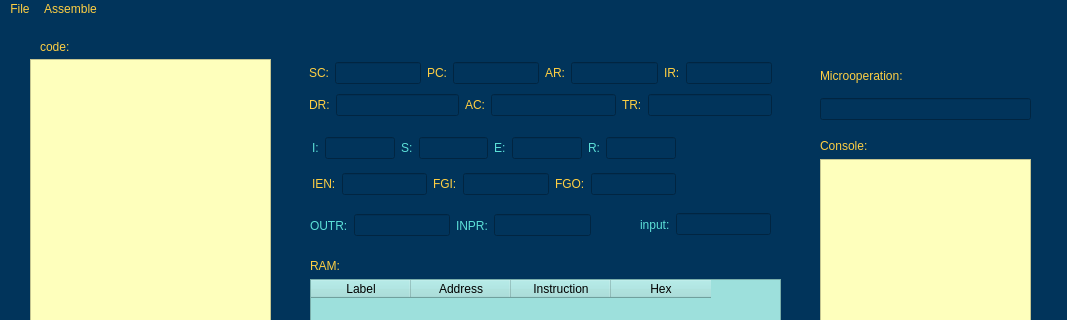
Old version of the form mano_simulator/mainwindow.ui in the repository Fatemeh-Soleimani/Mano-Simulator; both pictures show x 0 to 1067 and y 0 to 320 of the 1067 by 673 pixel window.
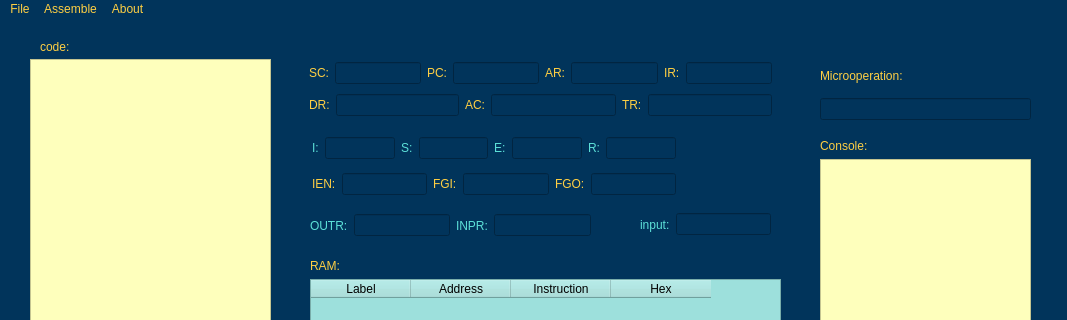
New version of the form. Icons and pictures are not drawn.

Commit message: add About menubar

```diff
--- a/mano_simulator/mainwindow.ui
+++ b/mano_simulator/mainwindow.ui
@@ -575,8 +575,16 @@
     <addaction name="actionCompile"/>
     <addaction name="actionRun"/>
    </widget>
+   <widget class="QMenu" name="menuAbout">
+    <property name="title">
+     <string>About</string>
+    </property>
+    <addaction name="actionAbout_App"/>
+    <addaction name="actionAbout_Us"/>
+   </widget>
    <addaction name="menuFile"/>
    <addaction name="menuAssemble"/>
+   <addaction name="menuAbout"/>
   </widget>
   <action name="actionNew">
    <property name="icon">
```
Left out of the diff: 20 changed lines with no effect on the pictures. The commit also changes 6 other files.
